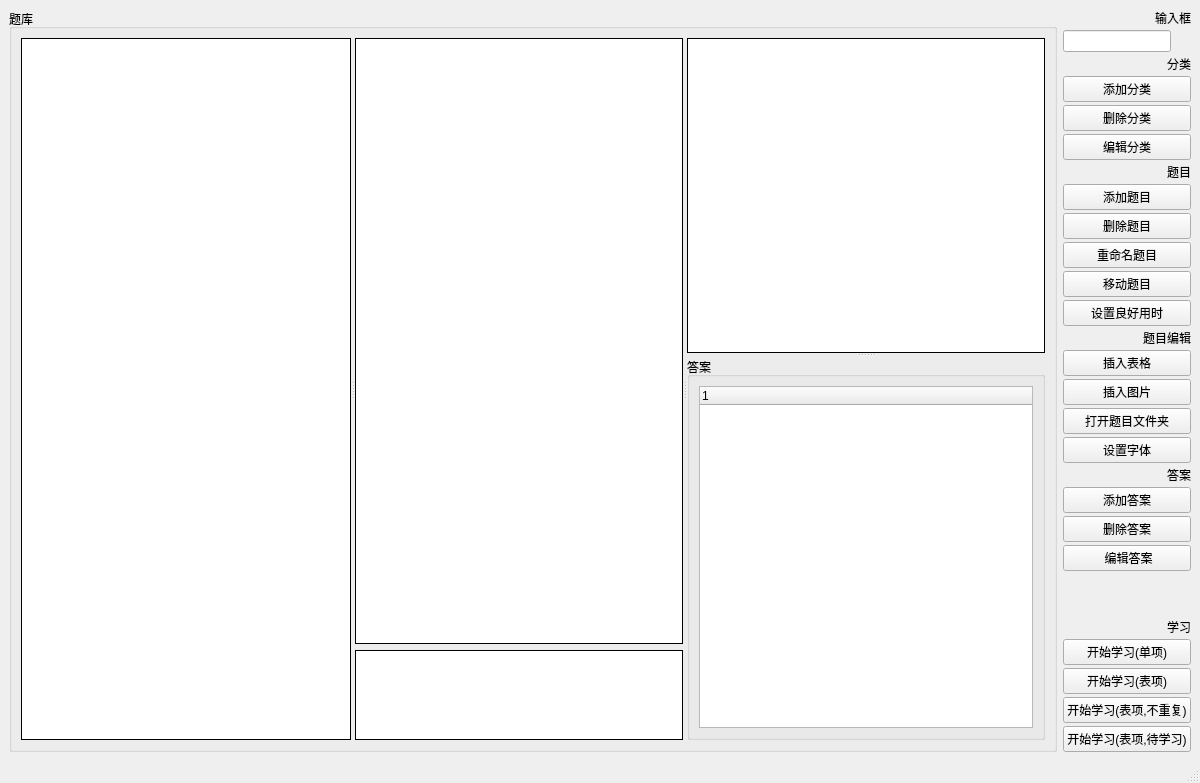
First picture: the form in ui/mainwindow.ui, repository DKLost/questions, before the edit.
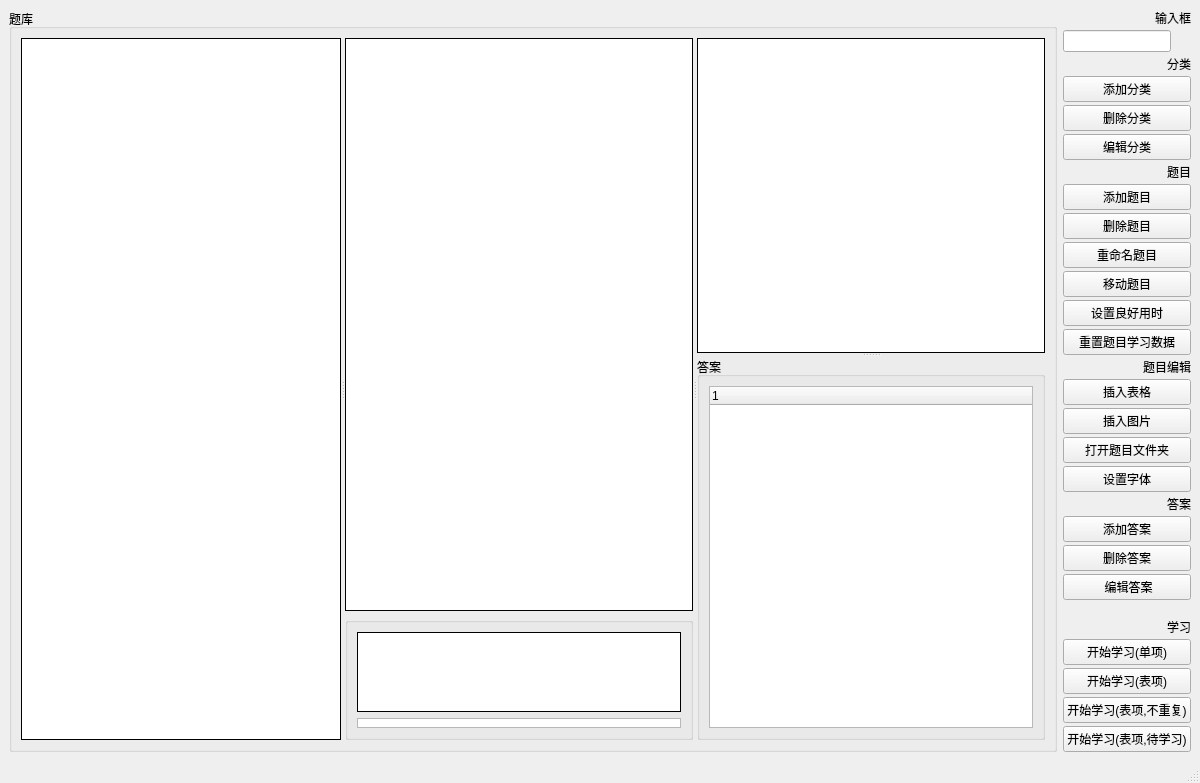
Second picture: the form after the edit. Custom widgets are drawn as their Qt base class.

Diff of the .ui file:
```diff
--- a/ui/mainwindow.ui
+++ b/ui/mainwindow.ui
@@ -77,6 +77,18 @@
              </widget>
             </item>
             <item>
+             <widget class="QGroupBox" name="groupBox_3">
+              <property name="sizePolicy">
+               <sizepolicy hsizetype="Preferred" vsizetype="Fixed">
+                <horstretch>0</horstretch>
+                <verstretch>0</verstretch>
+               </sizepolicy>
+              </property>
+              <property name="title">
+               <string/>
+              </property>
+              <layout class="QVBoxLayout" name="verticalLayout_2">
+               <item>
              <widget class="QTableView" name="answerTableView">
               <property name="sizePolicy">
                <sizepolicy hsizetype="Expanding" vsizetype="Fixed">
@@ -93,7 +105,7 @@
               <property name="maximumSize">
                <size>
                 <width>16777215</width>
-                <height>90</height>
+                   <height>80</height>
                </size>
               </property>
               <property name="styleSheet">
@@ -112,6 +124,22 @@
               </property>
              </widget>
             </item>
+               <item>
+                <widget class="QTableView" name="tableView">
+                 <property name="enabled">
+                  <bool>true</bool>
+                 </property>
+                 <property name="maximumSize">
+                  <size>
+                   <width>16777215</width>
+                   <height>10</height>
+                  </size>
+                 </property>
+                </widget>
+               </item>
+              </layout>
+             </widget>
+            </item>
            </layout>
           </widget>
           <widget class="QSplitter" name="splitter">
@@ -264,6 +292,13 @@
         </property>
        </widget>
       </item>
+      <item>
+       <widget class="QPushButton" name="questionResetButton">
+        <property name="text">
+         <string>重置题目学习数据</string>
+        </property>
+       </widget>
+      </item>
       <item>
        <widget class="QLabel" name="label_6">
         <property name="text">
```
Lines whose indentation alone changed are shown as unchanged.
